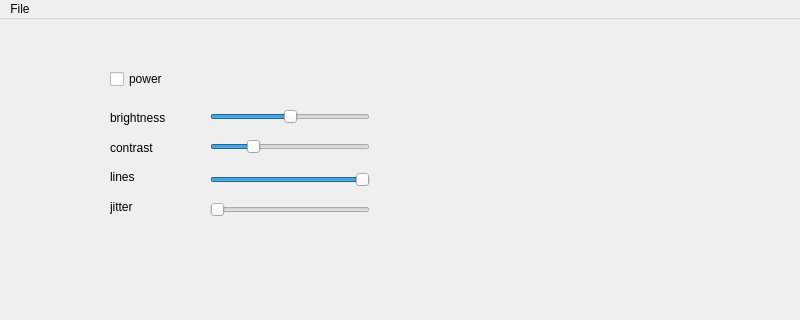
The window that maincontrolwindow.ui (cmosher01/Em-TV) describes before a commit, drawn with Qt 5; both pictures show x 0 to 800 and y 0 to 320 of the 800 by 600 pixel window.
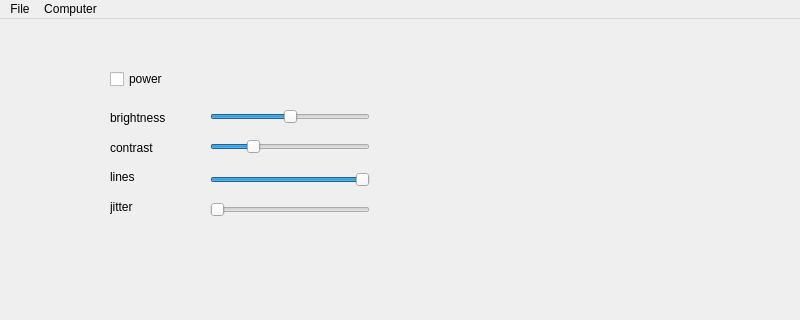
The same window after the commit.

Commit message: add some test menu items

Diff of the .ui file:
```diff
--- a/maincontrolwindow.ui
+++ b/maincontrolwindow.ui
@@ -212,8 +212,16 @@
      <string>File</string>
     </property>
     <addaction name="actionQuit"/>
+    <addaction name="separator"/>
+   </widget>
+   <widget class="QMenu" name="menuComputer">
+    <property name="title">
+     <string>Computer</string>
+    </property>
+    <addaction name="actionTest"/>
    </widget>
    <addaction name="menuFile"/>
+   <addaction name="menuComputer"/>
   </widget>
   <widget class="QStatusBar" name="statusbar"/>
   <action name="actionQuit">
```
Left out of the diff: 18 changed lines with no effect on the pictures. The commit also changes 4 other files.
